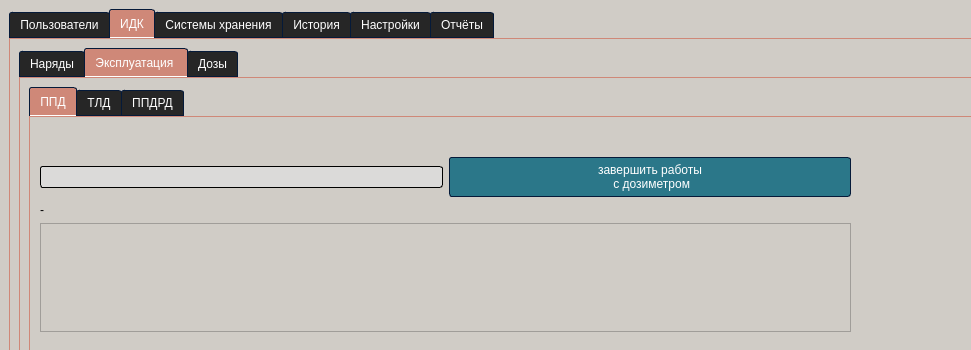
Old version of the form mainwindow.ui in the repository sophiabob/qt-kdd; both pictures show x 0 to 971 and y 0 to 350 of the 1243 by 938 pixel window.
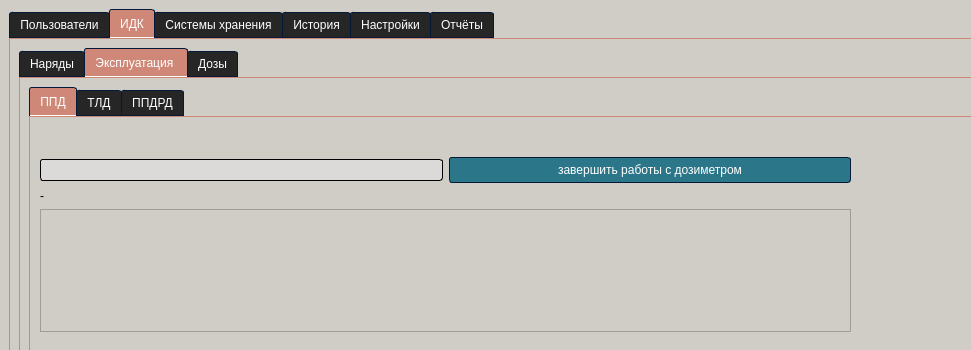
New version of the form. The open tabs and pages were chosen to show the change. Icons and pictures are not drawn.

Patch:
```diff
--- a/mainwindow.ui
+++ b/mainwindow.ui
@@ -3128,8 +3128,7 @@
                        <item>
                         <widget class="QPushButton" name="pushButton">
                          <property name="text">
-                          <string>завершить работы 
- с дозиметром</string>
+                          <string>завершить работы с дозиметром</string>
                          </property>
                         </widget>
                        </item>
```
